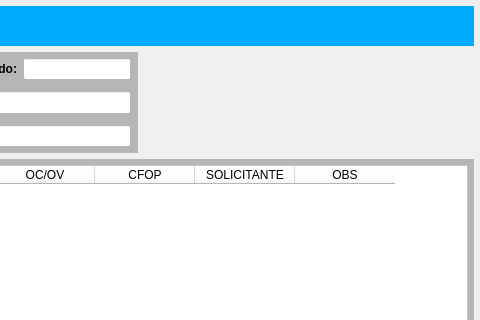
Above: forms/tela_prod_mov.ui from Azevedo84/erp_suzuki before the change; both pictures show x 618 to 1098 and y 0 to 320 of the 1098 by 720 pixel window. Below: the same form after it.
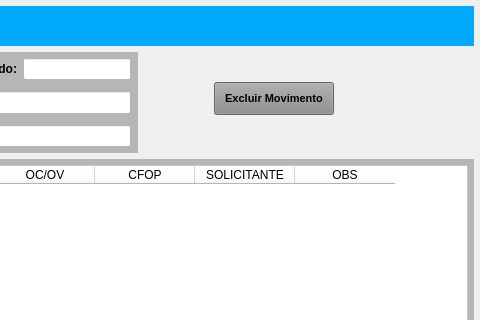
That is the form after the change.

Diff of the .ui file:
```diff
--- a/forms/tela_prod_mov.ui
+++ b/forms/tela_prod_mov.ui
@@ -704,7 +704,70 @@
         </widget>
        </item>
        <item>
-        <widget class="QWidget" name="widget_2" native="true"/>
+        <widget class="QWidget" name="widget_2" native="true">
+         <widget class="QPushButton" name="btn_Excluir">
+          <property name="geometry">
+           <rect>
+            <x>70</x>
+            <y>30</y>
+            <width>120</width>
+            <height>33</height>
+           </rect>
+          </property>
+          <property name="sizePolicy">
+           <sizepolicy hsizetype="Preferred" vsizetype="Preferred">
+            <horstretch>0</horstretch>
+            <verstretch>0</verstretch>
+           </sizepolicy>
+          </property>
+          <property name="minimumSize">
+           <size>
+            <width>120</width>
+            <height>0</height>
+           </size>
+          </property>
+          <property name="maximumSize">
+           <size>
+            <width>120</width>
+            <height>16777215</height>
+           </size>
+          </property>
+          <property name="font">
+           <font>
+            <pointsize>8</pointsize>
+            <weight>75</weight>
+            <bold>true</bold>
+           </font>
+          </property>
+          <property name="cursor">
+           <cursorShape>PointingHandCursor</cursorShape>
+          </property>
+          <property name="layoutDirection">
+           <enum>Qt::LeftToRight</enum>
+          </property>
+          <property name="autoFillBackground">
+           <bool>false</bool>
+          </property>
+          <property name="styleSheet">
+           <string notr="true">background-color: rgb(141, 141, 141);</string>
+          </property>
+          <property name="text">
+           <string>Excluir Movimento</string>
+          </property>
+          <property name="checkable">
+           <bool>false</bool>
+          </property>
+          <property name="autoDefault">
+           <bool>false</bool>
+          </property>
+          <property name="default">
+           <bool>false</bool>
+          </property>
+          <property name="flat">
+           <bool>false</bool>
+          </property>
+         </widget>
+        </widget>
        </item>
       </layout>
      </widget>
```
